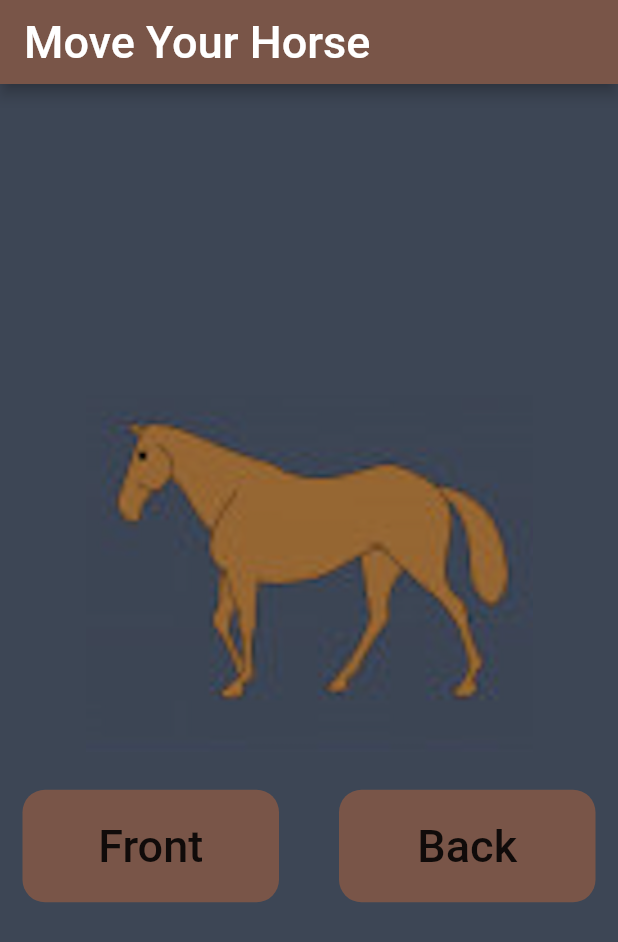
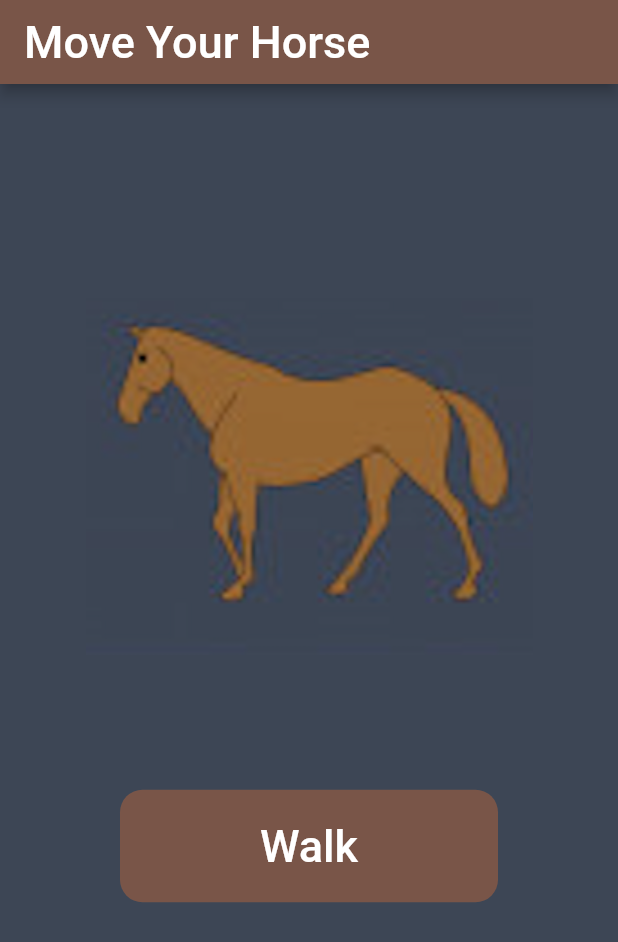
Before and after one commit to ivobass/Horse-Walking, a Flutter app: the screen it shows after launch, on a phone screen of 412 x 824 dp. Shown: the top 942 px of the screen. Run offline on Flutter 3.47's test engine with Material 2 defaults, Android fonts, the phone set to English and light mode, and no system bars.

Commit message:
button update

```diff
--- a/lib/main.dart
+++ b/lib/main.dart
@@ -37,10 +37,12 @@ class _MyHorsePageState extends State<MyHorsePage> {
   Widget build(BuildContext context) {
     return Scaffold(
       appBar: AppBar(
-        title: Text('Move Your Horse',
-        style: TextStyle(
-          fontSize: 30,
-        ),),
+        title: Text(
+          'Move Your Horse',
+          style: TextStyle(
+            fontSize: 30,
+          ),
+        ),
       ),
       backgroundColor: Color.fromRGBO(61, 70, 85, 1),
       body: Column(
@@ -56,7 +58,7 @@ class _MyHorsePageState extends State<MyHorsePage> {
             children: <Widget>[
               Expanded(
                 child: Padding(
-                  padding: const EdgeInsets.all(15.0),
+                  padding: const EdgeInsets.all(80.0),
                   child: FlatButton(
                     padding: EdgeInsets.all(20.0),
                     splashColor: Colors.grey,
@@ -64,8 +66,11 @@ class _MyHorsePageState extends State<MyHorsePage> {
                       borderRadius: BorderRadius.circular(15),
                     ),
                     color: Colors.brown,
+                    textColor: Colors.white,
+                    disabledColor: Colors.black,
+                    disabledTextColor: Colors.grey,
                     child: Text(
-                      'Front',
+                      'Walk',
                       style: TextStyle(
                         fontSize: 30,
                       ),
@@ -75,42 +80,10 @@ class _MyHorsePageState extends State<MyHorsePage> {
                         () {
                           walk = walk + 1;
                           if (walk > 8) {
-                            walk =  1;
-
+                            walk = 1;
                           }
                         },
                       );
-                    },
-                  ),
-                ),
-              ),
-              SizedBox(
-                width: 10.0,
-              ),
-              Expanded(
-                child: Padding(
-                  padding: const EdgeInsets.all(15.0),
-                  child: FlatButton(
-                    padding: EdgeInsets.all(20.0),
-                    splashColor: Colors.grey,
-                    shape: RoundedRectangleBorder(
-                      borderRadius: BorderRadius.circular(15),
-                    ),
-                    color: Colors.brown,
-                    child: Text(
-                      'Back',
-                      style: TextStyle(
-                        fontSize: 30,
-                      ),
-                    ),
-                    onPressed: () {
-                      setState(() {
-                      walk = walk - 1;
-                          if (walk < 1) {
-                            walk =  8;
-
-                          }
-                      });
                     },
                   ),
                 ),
```
Also changed, not shown: assets/horsewalk.jpg (added), 1 other file.
